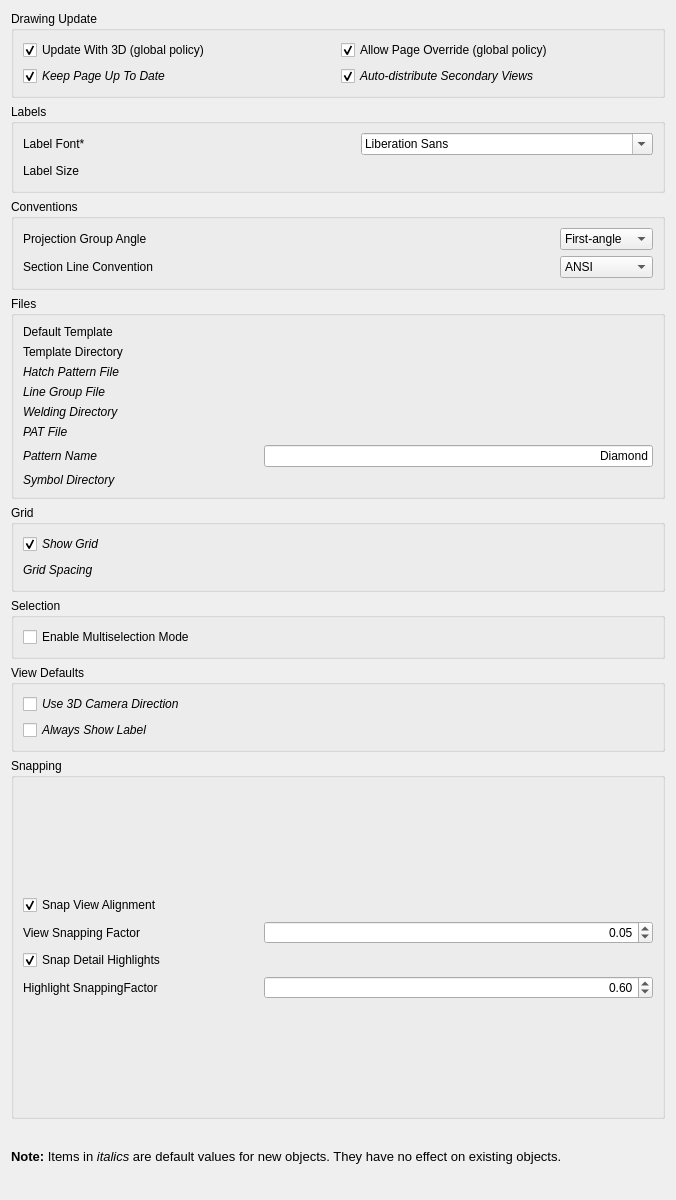
Qt form src/Mod/TechDraw/Gui/DlgPrefsTechDrawGeneral.ui (southseact-3d/fcd) before a commit.
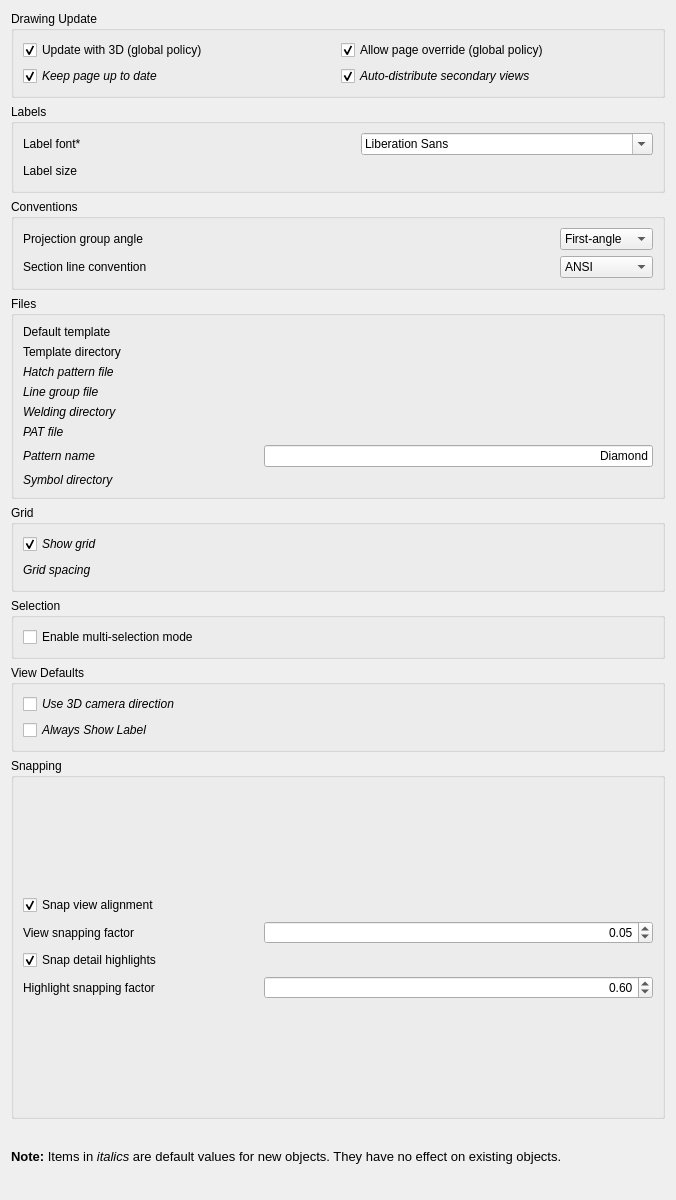
The same form after that commit. Custom widgets are drawn as their Qt base class.

Commit message:
TechDraw: Update UI strings for consistency
Closes: #22143

Diff of the .ui file:
```diff
--- a/src/Mod/TechDraw/Gui/DlgPrefsTechDrawGeneral.ui
+++ b/src/Mod/TechDraw/Gui/DlgPrefsTechDrawGeneral.ui
@@ -49,7 +49,7 @@
            <string>Whether or not pages are updated every time the 3D model is changed</string>
           </property>
           <property name="text">
-           <string>Update With 3D (global policy)</string>
+           <string>Update with 3D (global policy)</string>
           </property>
           <property name="checked">
            <bool>true</bool>
@@ -75,7 +75,7 @@
 can override the global 'Update With 3D' parameter</string>
           </property>
           <property name="text">
-           <string>Allow Page Override (global policy)</string>
+           <string>Allow page override (global policy)</string>
           </property>
           <property name="checked">
            <bool>true</bool>
@@ -106,7 +106,7 @@
 This can slow down the response time.</string>
           </property>
           <property name="text">
-           <string>Keep Page Up To Date</string>
+           <string>Keep page up to date</string>
           </property>
           <property name="checked">
            <bool>true</bool>
@@ -137,7 +137,7 @@
 for ProjectionGroups</string>
           </property>
           <property name="text">
-           <string>Auto-distribute Secondary Views</string>
+           <string>Auto-distribute secondary views</string>
           </property>
           <property name="checked">
            <bool>true</bool>
@@ -182,7 +182,7 @@
    Changes have no effect on existing dimensions.</string>
           </property>
           <property name="text">
-           <string>Label Font*</string>
+           <string>Label font*</string>
           </property>
          </widget>
         </item>
@@ -236,7 +236,7 @@
         <item row="1" column="0">
          <widget class="QLabel" name="label_6">
           <property name="text">
-           <string>Label Size</string>
+           <string>Label size</string>
           </property>
          </widget>
         </item>
@@ -316,7 +316,7 @@
         <item row="0" column="0">
          <widget class="QLabel" name="label_7">
           <property name="text">
-           <string>Projection Group Angle</string>
+           <string>Projection group angle</string>
           </property>
          </widget>
         </item>
@@ -397,7 +397,7 @@
            </font>
           </property>
           <property name="text">
-           <string>Section Line Convention</string>
+           <string>Section line convention</string>
           </property>
          </widget>
         </item>
@@ -441,7 +441,7 @@
            </font>
           </property>
           <property name="text">
-           <string>PAT File</string>
+           <string>PAT file</string>
           </property>
          </widget>
         </item>
@@ -510,7 +510,7 @@
            </font>
           </property>
           <property name="text">
-           <string>Welding Directory</string>
+           <string>Welding directory</string>
           </property>
          </widget>
         </item>
@@ -574,7 +574,7 @@
         <item row="1" column="0">
          <widget class="QLabel" name="label_2">
           <property name="text">
-           <string>Template Directory</string>
+           <string>Template directory</string>
           </property>
          </widget>
         </item>
@@ -605,14 +605,14 @@
            </font>
           </property>
           <property name="text">
-           <string>Hatch Pattern File</string>
+           <string>Hatch pattern file</string>
           </property>
          </widget>
         </item>
         <item row="0" column="0">
          <widget class="QLabel" name="label">
           <property name="text">
-           <string>Default Template</string>
+           <string>Default template</string>
           </property>
          </widget>
         </item>
@@ -624,7 +624,7 @@
            </font>
           </property>
           <property name="text">
-           <string>Symbol Directory</string>
+           <string>Symbol directory</string>
           </property>
          </widget>
         </item>
@@ -661,7 +661,7 @@
            </font>
           </property>
           <property name="text">
-           <string>Line Group File</string>
+           <string>Line group file</string>
           </property>
          </widget>
         </item>
@@ -673,7 +673,7 @@
            </font>
           </property>
           <property name="text">
-           <string>Pattern Name</string>
+           <string>Pattern name</string>
           </property>
          </widget>
         </item>
@@ -714,7 +714,7 @@
            <string>Set ShowGrid property to true on new Pages.</string>
           </property>
           <property name="text">
-           <string>Show Grid</string>
+           <string>Show grid</string>
           </property>
           <property name="checked">
            <bool>true</bool>
@@ -735,7 +735,7 @@
            </font>
           </property>
           <property name="text">
-           <string>Grid Spacing</string>
+           <string>Grid spacing</string>
           </property>
          </widget>
         </item>
@@ -786,7 +786,7 @@
            <string>If enabled, clicking without Ctrl does not clear existing vertex/edge/face selection</string>
           </property>
           <property name="text">
-           <string>Enable Multiselection Mode</string>
+           <string>Enable multi-selection mode</string>
           </property>
           <property name="checked">
            <bool>false</bool>
@@ -835,7 +835,7 @@
            <string>If checked, the 3D camera direction (or normal of a selected face) will be used as the view direction. If not checked, Views will be created as Front Views.</string>
           </property>
           <property name="text">
-           <string>Use 3D Camera Direction</string>
+           <string>Use 3D camera direction</string>
           </property>
           <property name="prefEntry" stdset="0">
            <cstring>UseCameraDirection</cstring>
@@ -891,7 +891,7 @@
            <string>Check this box if you want views to snap into alignment when being dragged.</string>
           </property>
           <property name="text">
-           <string>Snap View Alignment</string>
+           <string>Snap view alignment</string>
           </property>
           <property name="checked">
            <bool>true</bool>
@@ -910,7 +910,7 @@
            <string>Check this box if you want detail view highlights to snap to the nearest vertex when dragging in TaskDetail.</string>
           </property>
           <property name="text">
-           <string>Snap Detail Highlights</string>
+           <string>Snap detail highlights</string>
           </property>
           <property name="checked">
            <bool>true</bool>
@@ -958,14 +958,14 @@
         <item row="1" column="0">
          <widget class="QLabel" name="label_3">
           <property name="text">
-           <string>View Snapping Factor</string>
+           <string>View snapping factor</string>
           </property>
          </widget>
         </item>
         <item row="3" column="0">
          <widget class="QLabel" name="label_14">
           <property name="text">
-           <string>Highlight SnappingFactor</string>
+           <string>Highlight snapping factor</string>
           </property>
          </widget>
         </item>
```
Left out of the diff: 24 changed lines with no effect on the pictures. The commit also changes 92 other files.
